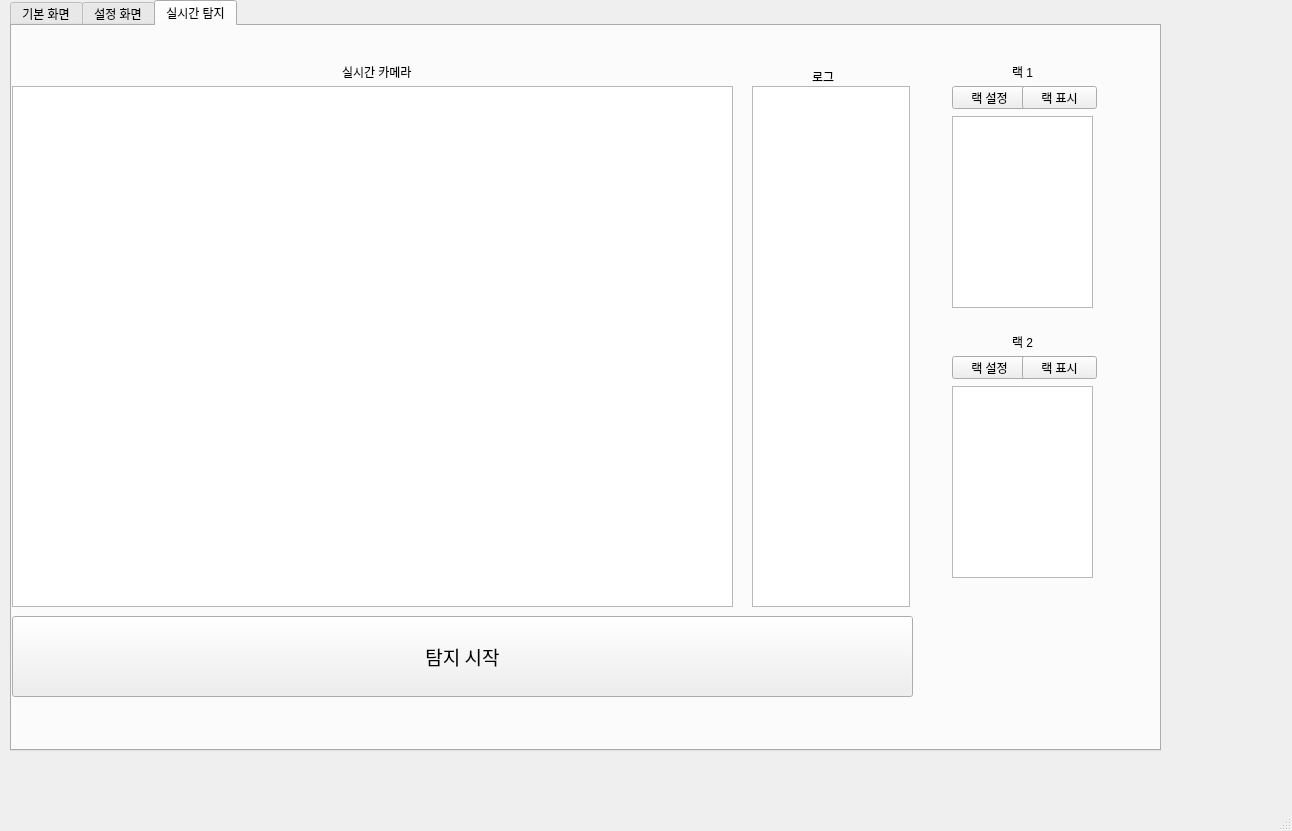
KDT-project-MNVISION-Enterprise/MNVISION, file Program/UI/Video.ui: the form before one commit.
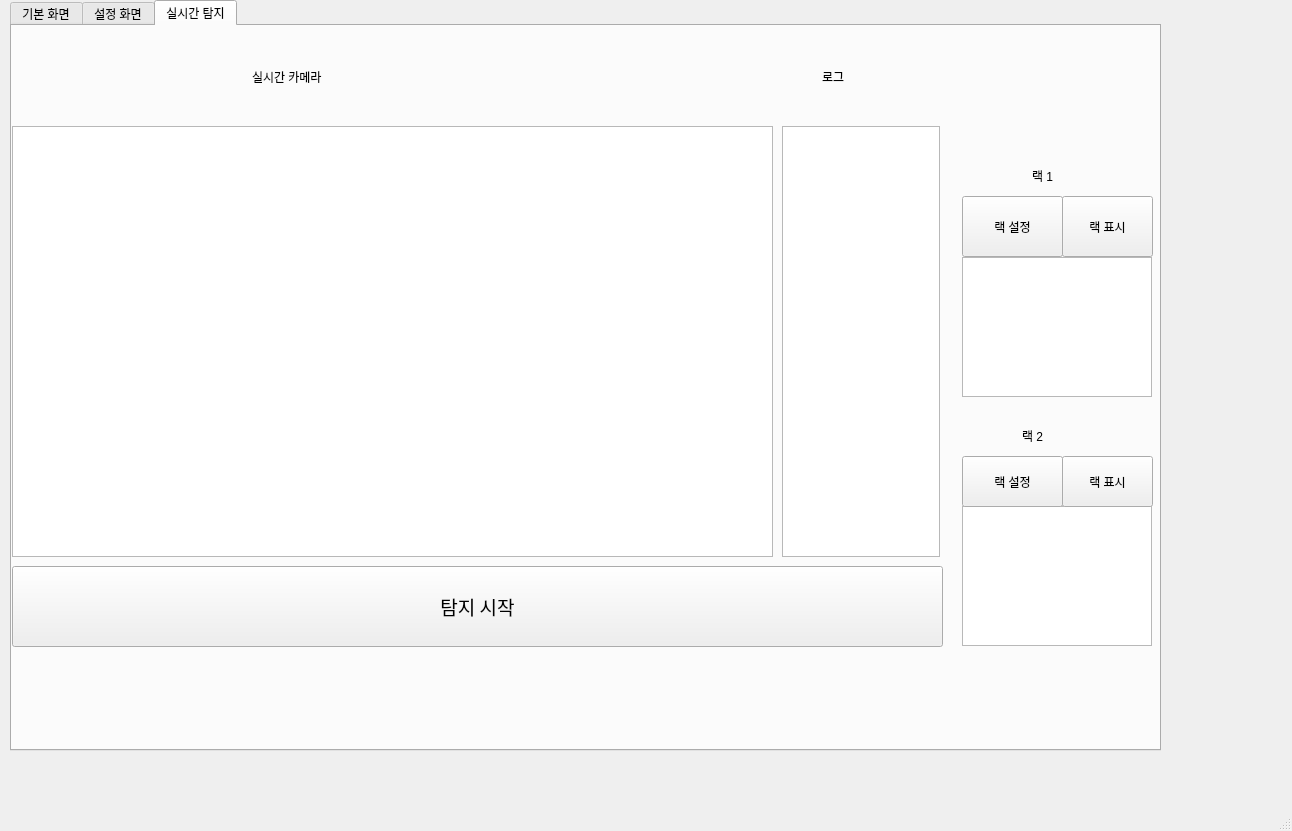
The form after the commit. The open tabs and pages were chosen to show the change.

Commit message: set PyQt CSS

Diff of the .ui file:
```diff
--- a/Program/UI/Video.ui
+++ b/Program/UI/Video.ui
@@ -313,8 +313,8 @@
       <property name="geometry">
        <rect>
         <x>0</x>
-        <y>590</y>
-        <width>901</width>
+        <y>540</y>
+        <width>931</width>
         <height>81</height>
        </rect>
       </property>
@@ -331,10 +331,10 @@
      <widget class="QLabel" name="Log_2">
       <property name="geometry">
        <rect>
-        <x>800</x>
-        <y>40</y>
-        <width>158</width>
-        <height>21</height>
+        <x>810</x>
+        <y>20</y>
+        <width>81</width>
+        <height>61</height>
        </rect>
       </property>
       <property name="text">
@@ -344,10 +344,10 @@
      <widget class="QListWidget" name="Log_text_2">
       <property name="geometry">
        <rect>
-        <x>740</x>
-        <y>60</y>
+        <x>770</x>
+        <y>100</y>
         <width>158</width>
-        <height>521</height>
+        <height>431</height>
        </rect>
       </property>
      </widget>
@@ -355,19 +355,19 @@
       <property name="geometry">
        <rect>
         <x>0</x>
-        <y>60</y>
-        <width>721</width>
-        <height>521</height>
+        <y>100</y>
+        <width>761</width>
+        <height>431</height>
        </rect>
       </property>
      </widget>
      <widget class="QLabel" name="Log_4">
       <property name="geometry">
        <rect>
-        <x>330</x>
-        <y>30</y>
-        <width>158</width>
-        <height>31</height>
+        <x>240</x>
+        <y>10</y>
+        <width>271</width>
+        <height>81</height>
        </rect>
       </property>
       <property name="text">
@@ -377,10 +377,10 @@
      <widget class="QPushButton" name="rack_btn_1">
       <property name="geometry">
        <rect>
-        <x>940</x>
-        <y>60</y>
-        <width>75</width>
-        <height>23</height>
+        <x>950</x>
+        <y>170</y>
+        <width>101</width>
+        <height>61</height>
        </rect>
       </property>
       <property name="text">
@@ -390,30 +390,30 @@
      <widget class="QTextBrowser" name="rack_text_1">
       <property name="geometry">
        <rect>
-        <x>940</x>
-        <y>90</y>
-        <width>141</width>
-        <height>192</height>
+        <x>950</x>
+        <y>231</y>
+        <width>190</width>
+        <height>140</height>
        </rect>
       </property>
      </widget>
      <widget class="QTextBrowser" name="rack_text_2">
       <property name="geometry">
        <rect>
-        <x>940</x>
-        <y>360</y>
-        <width>141</width>
-        <height>192</height>
+        <x>950</x>
+        <y>480</y>
+        <width>190</width>
+        <height>140</height>
        </rect>
       </property>
      </widget>
      <widget class="QPushButton" name="rack_btn_2">
       <property name="geometry">
        <rect>
-        <x>940</x>
-        <y>330</y>
-        <width>75</width>
-        <height>23</height>
+        <x>950</x>
+        <y>430</y>
+        <width>101</width>
+        <height>51</height>
        </rect>
       </property>
       <property name="text">
@@ -423,10 +423,10 @@
      <widget class="QPushButton" name="rack_btn_3">
       <property name="geometry">
        <rect>
-        <x>1010</x>
-        <y>60</y>
-        <width>75</width>
-        <height>23</height>
+        <x>1050</x>
+        <y>170</y>
+        <width>91</width>
+        <height>61</height>
        </rect>
       </property>
       <property name="text">
@@ -436,10 +436,10 @@
      <widget class="QPushButton" name="rack_btn_4">
       <property name="geometry">
        <rect>
-        <x>1010</x>
-        <y>330</y>
-        <width>75</width>
-        <height>23</height>
+        <x>1050</x>
+        <y>430</y>
+        <width>91</width>
+        <height>51</height>
        </rect>
       </property>
       <property name="text">
@@ -449,10 +449,10 @@
      <widget class="QLabel" name="label">
       <property name="geometry">
        <rect>
-        <x>1000</x>
-        <y>40</y>
-        <width>54</width>
-        <height>12</height>
+        <x>1020</x>
+        <y>130</y>
+        <width>70</width>
+        <height>40</height>
        </rect>
       </property>
       <property name="text">
@@ -462,10 +462,10 @@
      <widget class="QLabel" name="label_2">
       <property name="geometry">
        <rect>
-        <x>1000</x>
-        <y>310</y>
-        <width>54</width>
-        <height>12</height>
+        <x>1010</x>
+        <y>390</y>
+        <width>70</width>
+        <height>40</height>
        </rect>
       </property>
       <property name="text">
```
Left out of the diff: 31 changed lines with no effect on the pictures. The commit also changes 2 other files.
